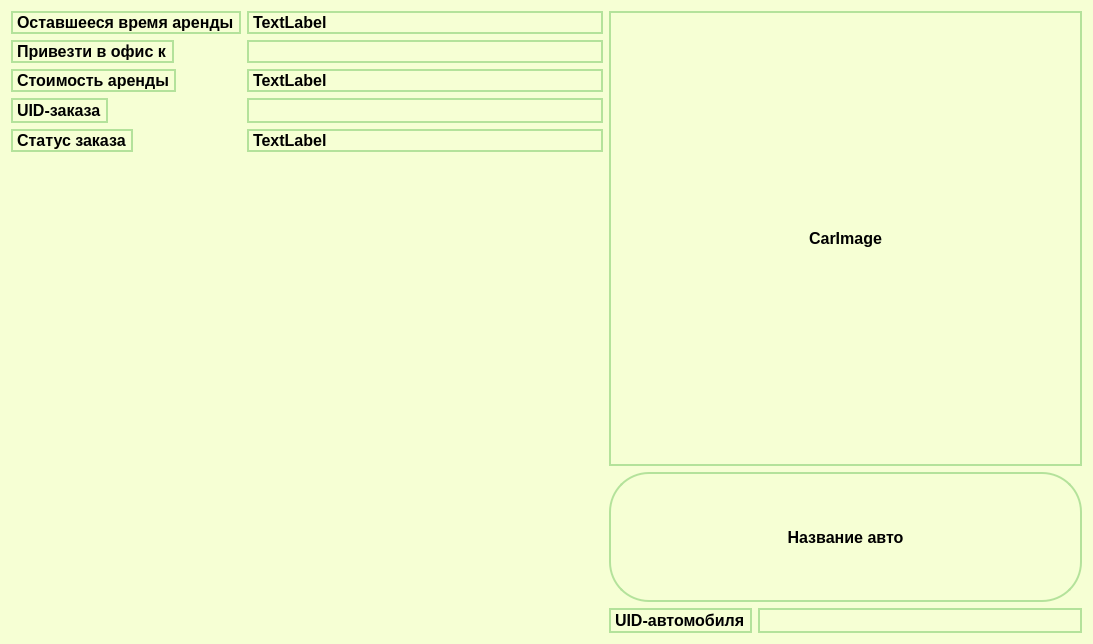
First picture: the form in ViewModels/MainApplicationViewModels/NestedViewModels/CabinetViewModels/OpenCarOrderCard/opencarordercardviewmodel.ui, repository SisAdminNsk/CarRentalClient, before the edit.
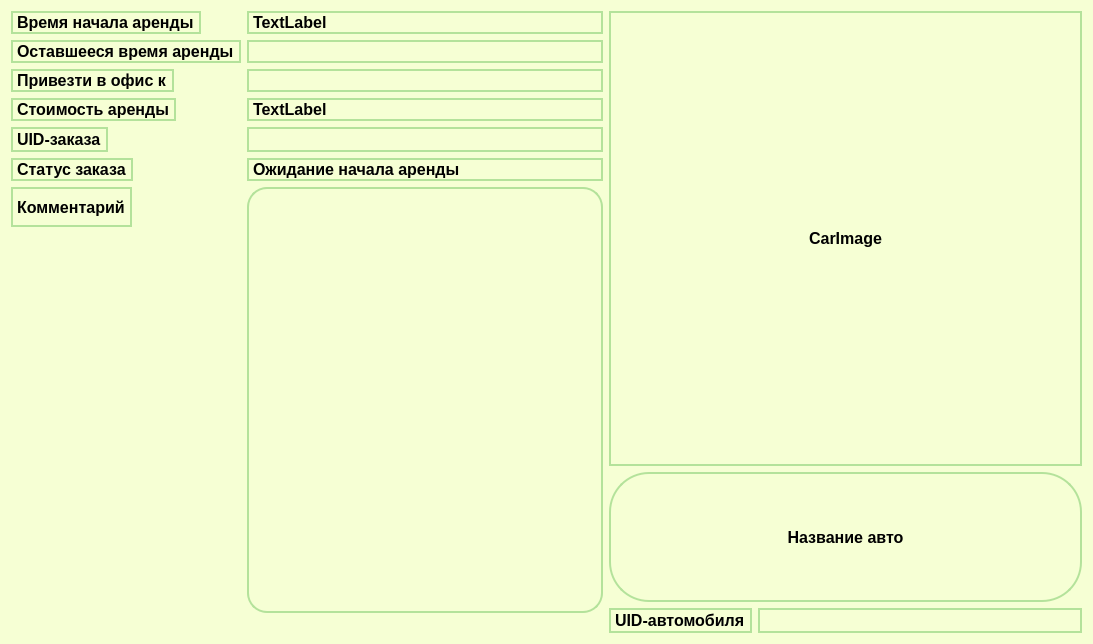
Second picture: the form after the edit.

Diff of the .ui file:
```diff
--- a/ViewModels/MainApplicationViewModels/NestedViewModels/CabinetViewModels/OpenCarOrderCard/opencarordercardviewmodel.ui
+++ b/ViewModels/MainApplicationViewModels/NestedViewModels/CabinetViewModels/OpenCarOrderCard/opencarordercardviewmodel.ui
@@ -24,7 +24,7 @@
     <layout class="QHBoxLayout" name="horizontalLayout" stretch="5,4">
      <item>
       <layout class="QFormLayout" name="formLayout">
-       <item row="0" column="0">
+       <item row="1" column="0">
         <widget class="QLabel" name="label">
          <property name="styleSheet">
           <string notr="true">QLabel{
@@ -42,7 +42,7 @@
          </property>
         </widget>
        </item>
-       <item row="0" column="1">
+       <item row="1" column="1">
         <widget class="QLabel" name="remainLeaseDateTime">
          <property name="styleSheet">
           <string notr="true">QLabel{
@@ -56,11 +56,11 @@
 }</string>
          </property>
          <property name="text">
-          <string>TextLabel</string>
+          <string/>
          </property>
         </widget>
        </item>
-       <item row="1" column="0">
+       <item row="2" column="0">
         <widget class="QLabel" name="label_3">
          <property name="styleSheet">
           <string notr="true">QLabel{
@@ -78,7 +78,7 @@
          </property>
         </widget>
        </item>
-       <item row="1" column="1">
+       <item row="2" column="1">
         <widget class="QLabel" name="deadlineDate">
          <property name="styleSheet">
           <string notr="true">QLabel{
@@ -96,7 +96,7 @@
          </property>
         </widget>
        </item>
-       <item row="2" column="0">
+       <item row="3" column="0">
         <widget class="QLabel" name="label_8">
          <property name="styleSheet">
           <string notr="true">QLabel{
@@ -114,7 +114,7 @@
          </property>
         </widget>
        </item>
-       <item row="2" column="1">
+       <item row="3" column="1">
         <widget class="QLabel" name="price">
          <property name="styleSheet">
           <string notr="true">QLabel{
@@ -132,7 +132,7 @@
          </property>
         </widget>
        </item>
-       <item row="3" column="0">
+       <item row="4" column="0">
         <widget class="QLabel" name="faghfh">
          <property name="styleSheet">
           <string notr="true">QLabel{
@@ -150,7 +150,7 @@
          </property>
         </widget>
        </item>
-       <item row="3" column="1">
+       <item row="4" column="1">
         <widget class="QLineEdit" name="carOrderId">
          <property name="styleSheet">
           <string notr="true">QLineEdit {
@@ -163,7 +163,7 @@
          </property>
         </widget>
        </item>
-       <item row="4" column="0">
+       <item row="5" column="0">
         <widget class="QLabel" name="label_12">
          <property name="styleSheet">
           <string notr="true">QLabel{
@@ -181,8 +181,8 @@
          </property>
         </widget>
        </item>
-       <item row="4" column="1">
-        <widget class="QLabel" name="label_13">
+       <item row="5" column="1">
+        <widget class="QLabel" name="status">
          <property name="styleSheet">
           <string notr="true">QLabel {
 	border: 1.5px solid rgb(180,226,155);
@@ -193,10 +193,84 @@
 }</string>
          </property>
          <property name="text">
+          <string>Ожидание начала аренды</string>
+         </property>
+        </widget>
+       </item>
+       <item row="6" column="0">
+        <widget class="QLabel" name="label_2">
+         <property name="styleSheet">
+          <string notr="true">QLabel{
+	font-size: 12pt;
+	font-weight: 600;
+}
+
+QLabel {
+	border: 1.5px solid rgb(180,226,155);
+	border-radius: 50px;
+}</string>
+         </property>
+         <property name="text">
+          <string>Комментарий</string>
+         </property>
+        </widget>
+       </item>
+       <item row="6" column="1">
+        <widget class="QTextEdit" name="comment">
+         <property name="styleSheet">
+          <string notr="true">QTextEdit {
+	border: 1.5px solid rgb(180,226,155);
+	border-radius: 20px;
+}QTextEdit{
+	font-size: 12pt;
+	font-weight: 600;
+}</string>
+         </property>
+        </widget>
+       </item>
+       <item row="7" column="0">
+        <widget class="QLabel" name="label_4">
+         <property name="text">
+          <string/>
+         </property>
+        </widget>
+       </item>
+       <item row="0" column="1">
+        <widget class="QLabel" name="startOfLease">
+         <property name="styleSheet">
+          <string notr="true">QLabel{
+	font-size: 12pt;
+	font-weight: 600;
+}
+
+QLabel {
+	border: 1.5px solid rgb(180,226,155);
+	border-radius: 50px;
+}</string>
+         </property>
+         <property name="text">
           <string>TextLabel</string>
          </property>
         </widget>
        </item>
+       <item row="0" column="0">
+        <widget class="QLabel" name="label_6">
+         <property name="styleSheet">
+          <string notr="true">QLabel{
+	font-size: 12pt;
+	font-weight: 600;
+}
+
+QLabel {
+	border: 1.5px solid rgb(180,226,155);
+	border-radius: 50px;
+}</string>
+         </property>
+         <property name="text">
+          <string>Время начала аренды</string>
+         </property>
+        </widget>
+       </item>
       </layout>
      </item>
      <item>
```
Left out of the diff: 3 changed lines with no effect on the pictures.
